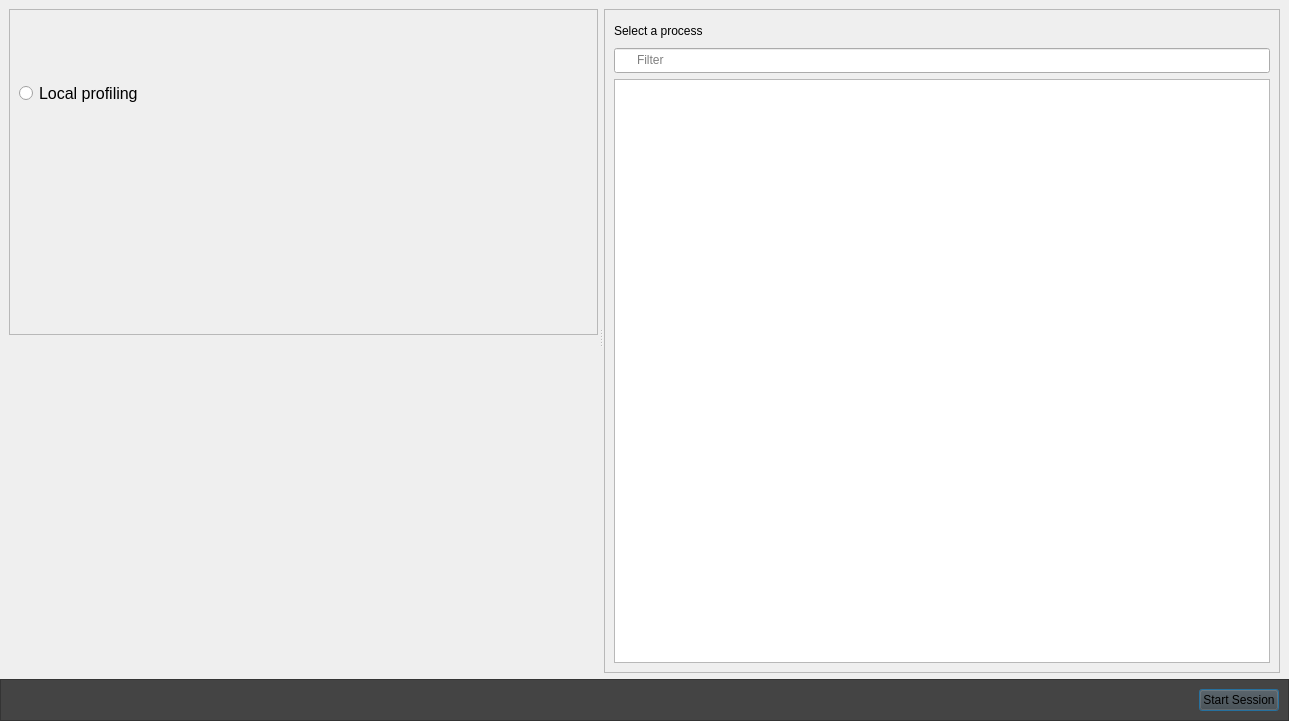
Before: the Qt Designer form src/SessionSetup/SessionSetupDialog.ui in google/orbit, drawn with Qt 5.
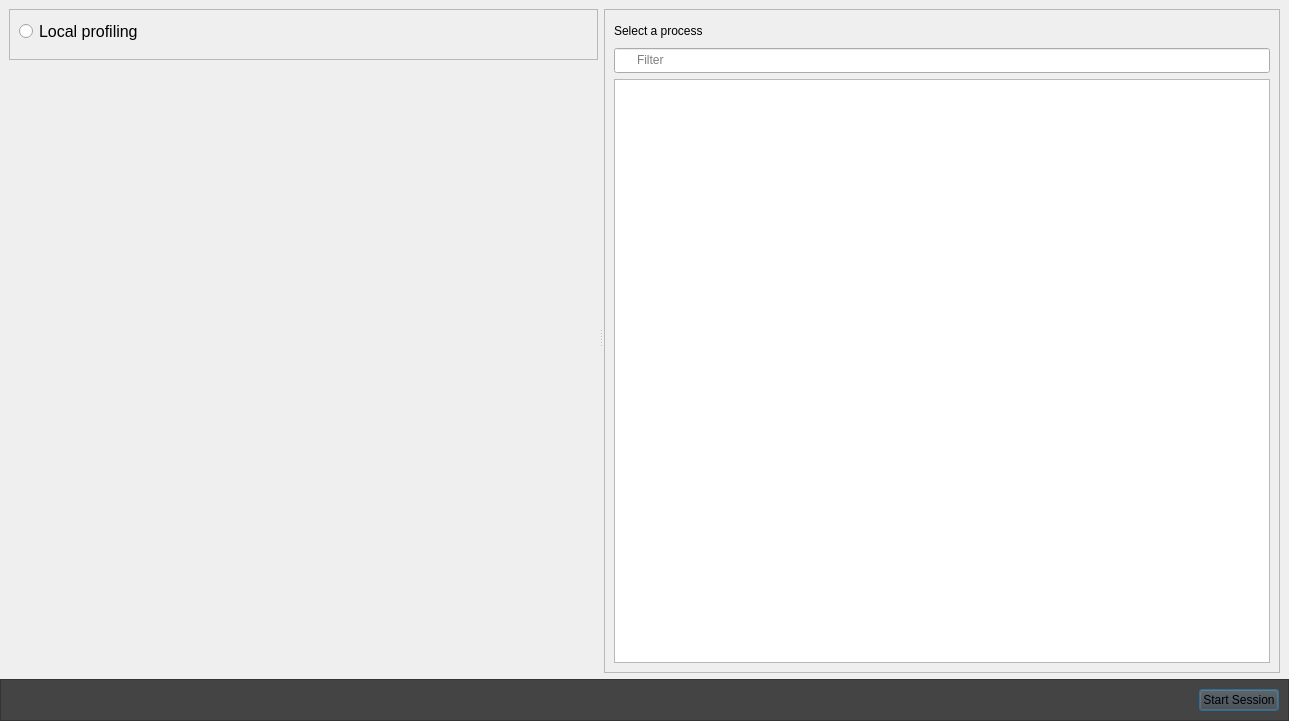
After: the same form once the commit is applied. Icons and pictures are not drawn. Custom widgets are drawn as their Qt base class.

Commit message: Fix vertical layout size for local profiling section

Diff of the .ui file:
```diff
--- a/src/SessionSetup/SessionSetupDialog.ui
+++ b/src/SessionSetup/SessionSetupDialog.ui
@@ -83,6 +83,12 @@
          </property>
          <item>
           <widget class="QFrame" name="localFrame">
+           <property name="sizePolicy">
+            <sizepolicy hsizetype="Preferred" vsizetype="Fixed">
+             <horstretch>0</horstretch>
+             <verstretch>0</verstretch>
+            </sizepolicy>
+           </property>
            <property name="visible">
             <bool>true</bool>
            </property>
```
